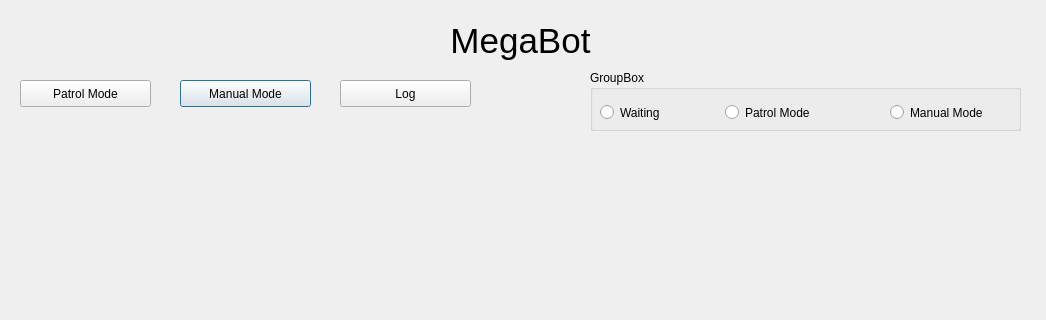
Before: the Qt Designer form src/admin_pc/main_gui.ui in addinedu-ros-8th/deeplearning-repo-2, drawn with Qt 5; both pictures show x 0 to 1046 and y 0 to 320 of the 1046 by 712 pixel window.
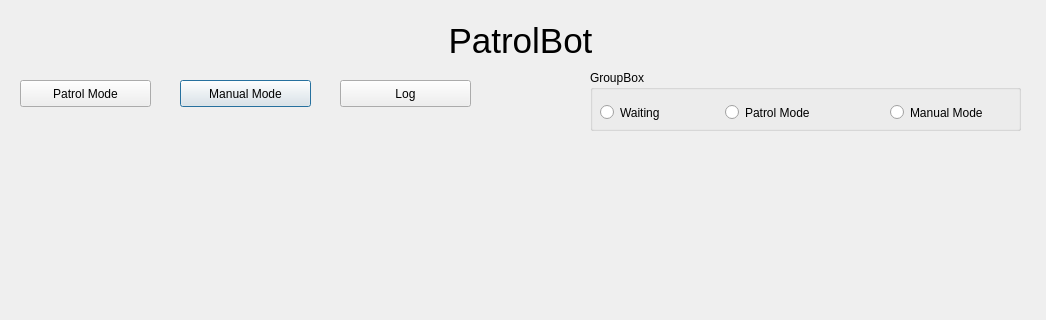
After: the same form once the commit is applied.

Commit message: edit gui title mega to patrol

The edit to the form file:
```diff
--- a/src/admin_pc/main_gui.ui
+++ b/src/admin_pc/main_gui.ui
@@ -80,7 +80,7 @@
     </font>
    </property>
    <property name="text">
-    <string>MegaBot</string>
+    <string>PatrolBot</string>
    </property>
    <property name="alignment">
     <set>Qt::AlignCenter</set>
```
